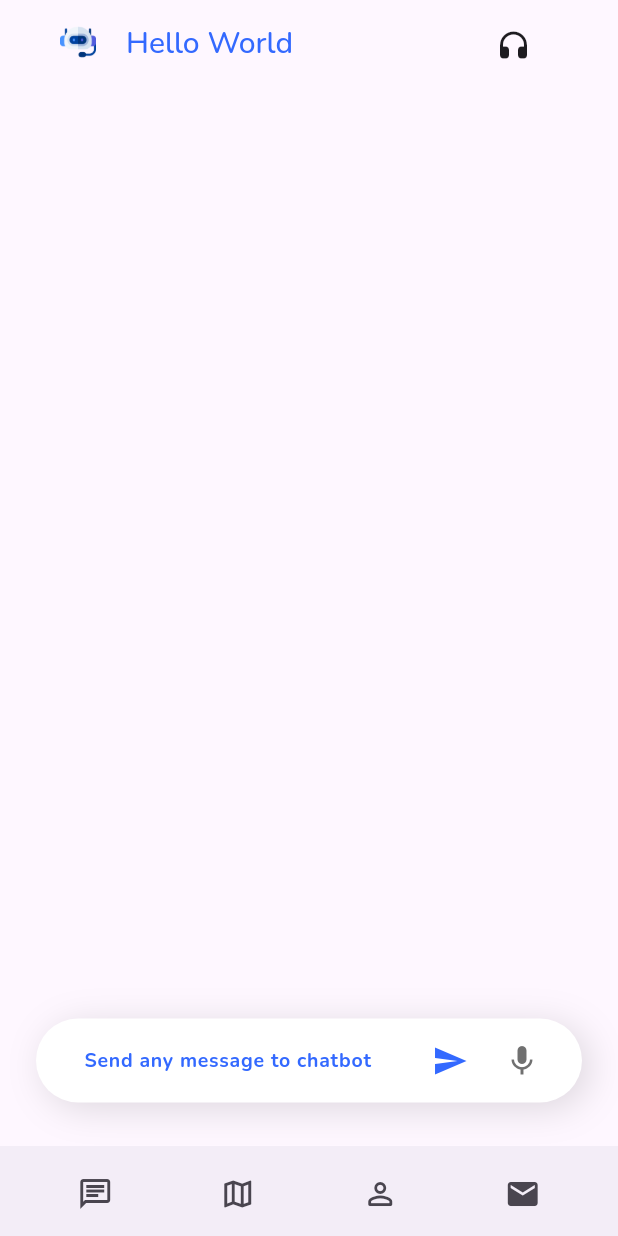
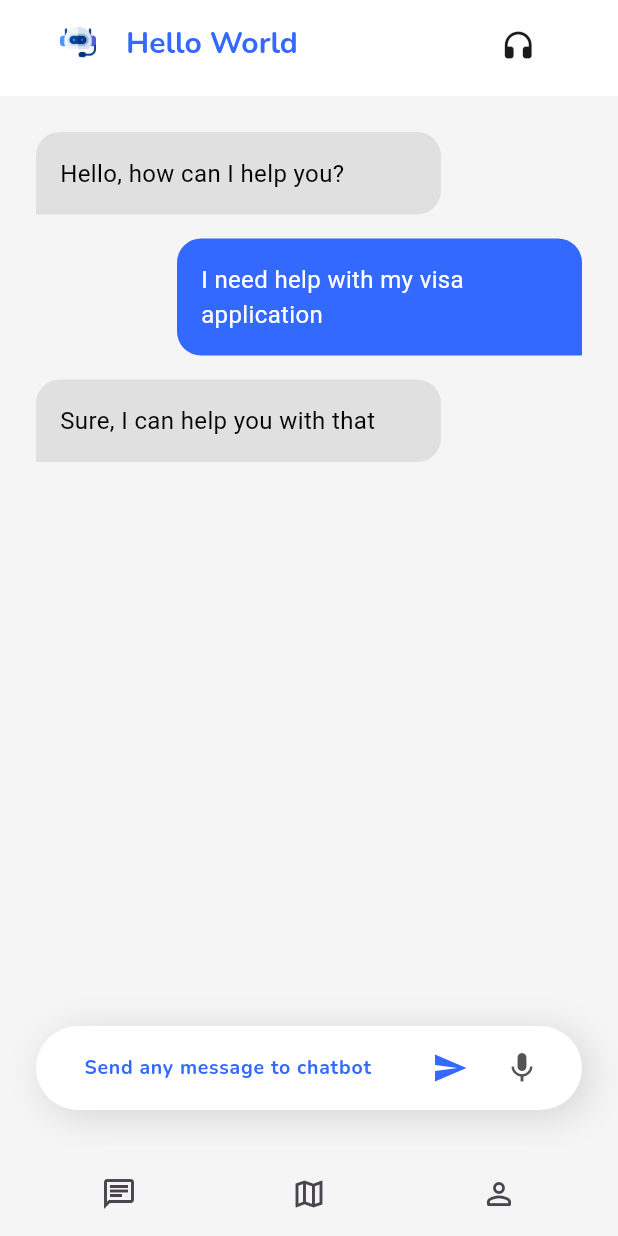
Before and after one commit to yunseoLee0343/HelloWorld-Flutter, a Flutter app: the screen it shows after launch, after a tap on the "send" icon, on a phone screen of 412 x 824 dp. Run offline on Flutter 3.47's test engine with Material 3 defaults, Android fonts, the phone set to English and light mode, and no system bars.

Commit message:
[feat] Sending New Chat, (3) Blocking send

```diff
--- a/lib/main.dart
+++ b/lib/main.dart
@@ -7,8 +7,10 @@ import 'model/chat/message.dart';
 
 void main() {
   runApp(
-    ChangeNotifierProvider(
-      create: (_) => Messages(),
+    MultiProvider(
+      providers: [
+        ChangeNotifierProvider(create: (_) => Messages()),
+      ],
       child: MyApp(),
     ),
   );
--- a/lib/model/chat/message.dart
+++ b/lib/model/chat/message.dart
@@ -3,15 +3,21 @@ import 'package:http/http.dart' as http;
 import 'dart:convert';
 
 class Messages extends ChangeNotifier {
-  List<String> _messages = [];
+  final List<String> _messages = [
+    'Hello, how can I help you?',
+    'I need help with my visa application',
+    'Sure, I can help you with that',
+  ];
 
   List<String> get messages => _messages;
 
-  void addMessage(String message) async {
+  Future<List<String>> addMessage(String message) async {
     _messages.add(message);
     notifyListeners();
 
     await sendMessageToServer(message);
+    print('Message added: $message');
+    return _messages;
   }
 
   Future<void> sendMessageToServer(String message) async {
--- a/lib/screen/home.dart
+++ b/lib/screen/home.dart
@@ -1,9 +1,9 @@
 import 'package:flutter/material.dart';
-import 'package:hello_world_newest/widget/appbar/bottombar.dart';
 import 'package:provider/provider.dart';
 
 import '../model/chat/message.dart';
 import '../widget/appbar/appbar.dart';
+import '../widget/appbar/bottombar.dart';
 import '../widget/chat/list.dart';
 import '../widget/chat/input.dart';
 
@@ -18,12 +18,24 @@ class MyHomePage extends StatefulWidget {
 
 class _MyHomePageState extends State<MyHomePage> {
   final TextEditingController _messageController = TextEditingController();
+  final FocusNode _focusNode = FocusNode();
+  bool _isLoading = false;
 
-  void _sendMessage() {
+  void _sendMessage() async {
     final message = _messageController.text;
+
     if (message.isNotEmpty) {
-      Provider.of<Messages>(context, listen: false).addMessage(message);
-      _messageController.clear();
+      setState(() {
+        _isLoading = true;
+        _focusNode.unfocus();
+      });
+
+      await Provider.of<Messages>(context, listen: false).addMessage(message);
+
+      setState(() {
+        _isLoading = false;
+        _messageController.clear();
+      });
     }
   }
 
@@ -31,23 +43,29 @@ class _MyHomePageState extends State<MyHomePage> {
   Widget build(BuildContext context) {
     return Scaffold(
       appBar: const MyAppBar(),
-      body: GestureDetector(
-        onTap: () {
-          FocusScope.of(context).unfocus();
-        },
-        child: Padding(
-          padding: const EdgeInsets.only(left: 24, right: 24, top: 5, bottom: 29),
-          child: Column(
-            children: [
-              const Expanded(
-                child: ChatList(),
-              ),
-              MessageInputField(
+      body: Container(
+        padding: const EdgeInsets.all(24),
+        color: Colors.grey[100],
+        child: Stack(
+          children: [
+            ListView(
+              padding: const EdgeInsets.only(bottom: 80),
+              children: const [
+                ChatList(),
+              ],
+            ),
+            Positioned(
+              bottom: 0,
+              left: 0,
+              right: 0,
+              child: MessageInputField(
                 controller: _messageController,
                 onSend: _sendMessage,
+                focusNode: _focusNode,
+                isSendEnabled: !_isLoading,
               ),
-            ],
-          ),
+            ),
+          ],
         ),
       ),
       bottomNavigationBar: MyBottomBar(),
--- a/lib/widget/appbar/appbar.dart
+++ b/lib/widget/appbar/appbar.dart
@@ -5,7 +5,23 @@ class MyAppBar extends StatelessWidget implements PreferredSizeWidget {
 
   @override
   Widget build(BuildContext context) {
-    return AppBar(
+    return Container(
+      height: 64,
+      decoration: BoxDecoration(
+        color: Colors.white,
+        /*
+        boxShadow: [
+          BoxShadow(
+            color: Colors.black.withOpacity(0.1),
+            spreadRadius: 0,
+            blurRadius: 6,
+            offset: const Offset(0, 2),
+          ),
+        ],
+         */
+      ),
+      // AppBar 위젯을 감싸는 Container입니다.
+      child: AppBar(
         title: Container(
           padding: const EdgeInsets.all(24),
           child: Row(
@@ -30,7 +46,7 @@ class MyAppBar extends StatelessWidget implements PreferredSizeWidget {
                   fontFamily: 'Nunito',
                   fontSize: 20,
                   letterSpacing: 0,
-                fontWeight: FontWeight.normal,
+                  fontWeight: FontWeight.bold,
                   height: 1,
                 ),
               ),
@@ -38,15 +54,21 @@ class MyAppBar extends StatelessWidget implements PreferredSizeWidget {
               Container(
                 width: 24,
                 height: 36,
-              child: IconButton(onPressed: () {}, icon: const Icon(Icons.headphones_rounded)),
+                child: IconButton(
+                  onPressed: () {},
+                  icon: const Icon(Icons.headphones_rounded),
+                ),
               ),
             ],
           ),
         ),
         centerTitle: false,
+        elevation: 0, // 기본 AppBar 그림자 제거
+        backgroundColor: Colors.transparent, // 배경색 투명으로 설정
+      ),
     );
   }
 
   @override
-  Size get preferredSize => const Size.fromHeight(kToolbarHeight);
+  Size get preferredSize => const Size.fromHeight(64); // 커스텀 높이 설정
 }
--- a/lib/widget/appbar/bottombar.dart
+++ b/lib/widget/appbar/bottombar.dart
@@ -5,6 +5,7 @@ class MyBottomBar extends StatelessWidget {
   Widget build(BuildContext context) {
     return BottomAppBar(
       height: 60,
+      color: Colors.grey[100],
       child: Row(
         mainAxisAlignment: MainAxisAlignment.spaceAround,
         children: <Widget>[
@@ -26,12 +27,6 @@ class MyBottomBar extends StatelessWidget {
               Navigator.pushNamed(context, '/profile');
             },
           ),
-          IconButton(
-            icon: Icon(Icons.mail),
-            onPressed: () {
-              Navigator.pushNamed(context, '/messages');
-            },
-          ),
         ],
       ),
     );
--- a/lib/widget/chat/bubble.dart
+++ b/lib/widget/chat/bubble.dart
@@ -13,11 +13,16 @@ class ChatBubble extends StatelessWidget {
   @override
   Widget build(BuildContext context) {
     return Container(
-      margin: EdgeInsets.symmetric(vertical: 4),
       padding: EdgeInsets.all(16),
+      width: 270,
       decoration: BoxDecoration(
-        color: isBlue ? Colors.blue : Colors.grey[300],
-        borderRadius: BorderRadius.circular(12),
+        color: isBlue ? Color.fromRGBO(51, 105, 255, 1): Colors.grey[300],
+        borderRadius: BorderRadius.only(
+          topLeft: Radius.circular(16),
+          topRight: Radius.circular(16),
+          bottomLeft: Radius.circular(isBlue ? 16 : 0),
+          bottomRight: Radius.circular(isBlue ? 0 : 16),
+        ),
       ),
       child: Text(
         title,
--- a/lib/widget/chat/input.dart
+++ b/lib/widget/chat/input.dart
@@ -3,10 +3,14 @@ import 'package:flutter/material.dart';
 class MessageInputField extends StatefulWidget {
   final TextEditingController controller;
   final VoidCallback onSend;
+  final FocusNode focusNode;
+  final bool isSendEnabled;
 
   const MessageInputField({
     required this.controller,
     required this.onSend,
+    required this.focusNode,
+    this.isSendEnabled = false,
   });
 
   @override
@@ -15,7 +19,9 @@ class MessageInputField extends StatefulWidget {
 
 class _MessageInputFieldState extends State<MessageInputField> {
   final _textFieldKey = GlobalKey();
-  double _textFieldHeight = 56.0; // 초기 높이
+  double _textFieldHeight = 56.0;
+
+  get isSendEnabled => widget.isSendEnabled;
 
   @override
   void initState() {
@@ -82,18 +88,22 @@ class _MessageInputFieldState extends State<MessageInputField> {
                 fontSize: 13,
                 fontWeight: FontWeight.normal,
               ),
-              maxLines: null, // 멀티라인 가능
+              maxLines: null,
             ),
           ),
+          Row(
+            children: [
               IconButton(
                 icon: const Icon(Icons.send, size: 24),
-            onPressed: widget.onSend,
+                onPressed: isSendEnabled ? widget.onSend : null,
                 color: const Color.fromRGBO(51, 105, 255, 1),
               ),
               IconButton(
                 icon: const Icon(Icons.mic, size: 24),
                 onPressed: () {},
-            color: const Color.fromRGBO(112, 112, 112, 1),
+                color: const Color.fromRGBO(84, 84, 84, 1),
+              ),
+            ],
           ),
         ],
       ),
--- a/lib/widget/chat/list.dart
+++ b/lib/widget/chat/list.dart
@@ -11,15 +11,23 @@ class ChatList extends StatelessWidget {
   Widget build(BuildContext context) {
     return Consumer<Messages>(
       builder: (context, messages, child) {
-        return ListView.builder(
+        return Container(
+          height: 540,
+          child: ListView.builder(
+            // shrinkWrap: true,
             itemCount: messages.messages.length,
             itemBuilder: (context, index) {
               final message = messages.messages[index];
-            return ChatBubble(
+              return Container(
+                margin: const EdgeInsets.only(bottom: 16),
+                alignment: index % 2 == 0 ? Alignment.centerLeft : Alignment.centerRight,
+                child: ChatBubble(
                   title: message,
-              isBlue: index % 2 == 0,
+                  isBlue: index % 2 == 1,
+                ),
               );
             },
+          ),
         );
       },
     );
```
Lines whose indentation alone changed are shown as unchanged.
